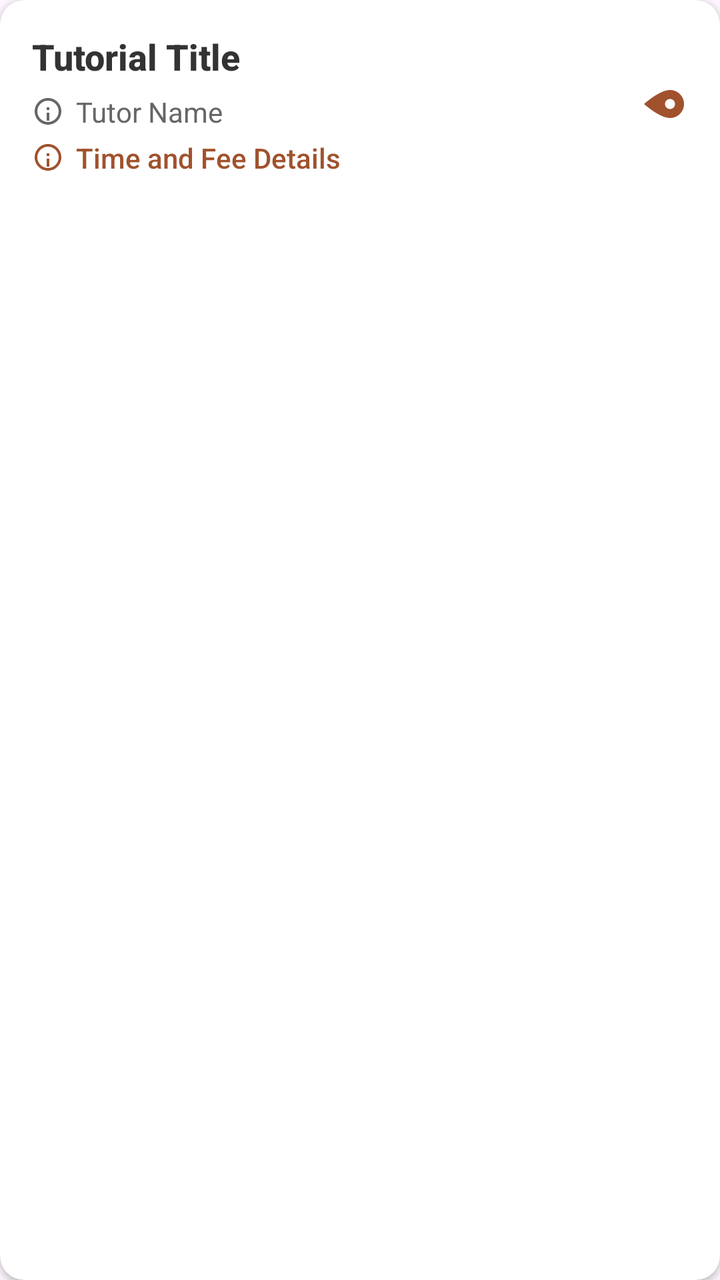
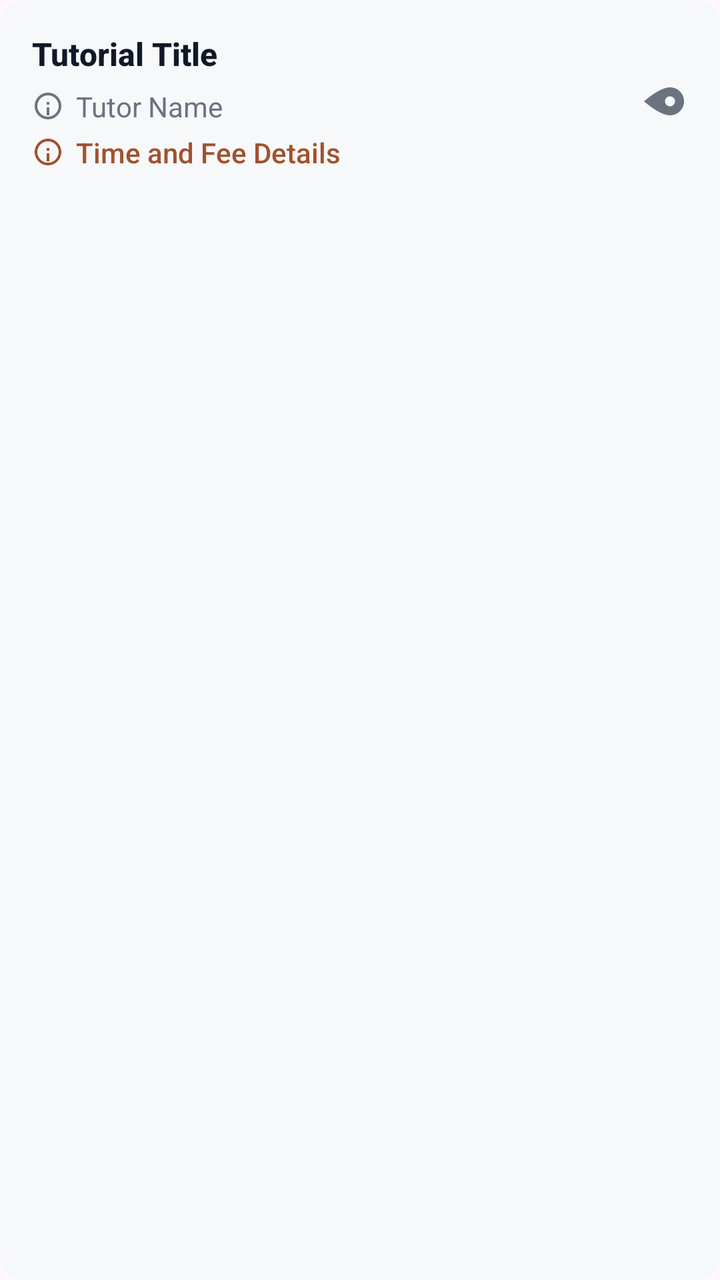

Two renders of the same Android screen: before a commit and after it. Below are the layout's source before the change and the commit's diff.
<!-- AndroidManifest.xml: application theme Theme.Csci3130Group1 -->
<!-- res/layout/item_tutorial.xml -->
<?xml version="1.0" encoding="utf-8"?>
<androidx.cardview.widget.CardView
    xmlns:android="http://schemas.android.com/apk/res/android"
    xmlns:app="http://schemas.android.com/apk/res-auto"
    android:layout_width="match_parent"
    android:layout_height="wrap_content"
    android:layout_marginVertical="6dp"
    android:layout_marginHorizontal="4dp"
    app:cardCornerRadius="12dp"
    app:cardElevation="2dp"
    app:cardBackgroundColor="#FFFFFF"
    android:foreground="?android:attr/selectableItemBackground"
    android:clickable="true"
    android:focusable="true">

    <LinearLayout
        android:layout_width="match_parent"
        android:layout_height="wrap_content"
        android:orientation="horizontal"
        android:padding="16dp"
        android:gravity="center_vertical">

        
        <LinearLayout
            android:layout_width="0dp"
            android:layout_height="wrap_content"
            android:layout_weight="1"
            android:orientation="vertical"
            android:layout_marginEnd="12dp">

            
            <TextView
                android:id="@+id/tutorialTitle"
                android:layout_width="match_parent"
                android:layout_height="wrap_content"
                android:text="Tutorial Title"
                android:textSize="18sp"
                android:textStyle="bold"
                android:textColor="#333333"
                android:fontFamily="sans-serif-medium"
                android:layout_marginBottom="6dp" />

            
            <LinearLayout
                android:layout_width="match_parent"
                android:layout_height="wrap_content"
                android:orientation="horizontal"
                android:gravity="center_vertical"
                android:layout_marginBottom="4dp">

                <ImageView
                    android:layout_width="16dp"
                    android:layout_height="16dp"
                    android:src="@drawable/ic_info"
                    app:tint="#666666"
                    android:contentDescription="Tutor Icon"
                    android:layout_marginEnd="6dp" />

                <TextView
                    android:id="@+id/tutorInfo"
                    android:layout_width="wrap_content"
                    android:layout_height="wrap_content"
                    android:text="Tutor Name"
                    android:textSize="14sp"
                    android:textColor="#666666"
                    android:fontFamily="sans-serif" />

            </LinearLayout>

            
            <LinearLayout
                android:layout_width="match_parent"
                android:layout_height="wrap_content"
                android:orientation="horizontal"
                android:gravity="center_vertical">

                <ImageView
                    android:layout_width="16dp"
                    android:layout_height="16dp"
                    android:src="@drawable/ic_info"
                    app:tint="#A0522D"
                    android:contentDescription="Details Icon"
                    android:layout_marginEnd="6dp" />

                <TextView
                    android:id="@+id/tutorialDetails"
                    android:layout_width="wrap_content"
                    android:layout_height="wrap_content"
                    android:text="Time and Fee Details"
                    android:textSize="14sp"
                    android:textColor="#A0522D"
                    android:fontFamily="sans-serif-medium" />

            </LinearLayout>

        </LinearLayout>

        
        <ImageView
            android:id="@+id/arrowIcon"
            android:layout_width="24dp"
            android:layout_height="24dp"
            android:src="@drawable/ic_map"
            app:tint="#A0522D"
            android:contentDescription="View Details"
            android:rotation="90" />

    </LinearLayout>

</androidx.cardview.widget.CardView>
<!-- resources referenced by this layout -->
<resources>
  <!-- drawable ic_info (drawable) -->
  <?xml version="1.0" encoding="utf-8"?>
  <vector xmlns:android="http://schemas.android.com/apk/res/android"
      android:width="24dp"
      android:height="24dp"
      android:viewportWidth="24"
      android:viewportHeight="24">
  
      
      <path
          android:fillColor="#FFFFFF"
          android:pathData="M12,2C6.48,2 2,6.48 2,12s4.48,10 10,10 10,-4.48 10,-10S17.52,2 12,2zM12,20c-4.41,0 -8,-3.59 -8,-8s3.59,-8 8,-8 8,3.59 8,8 -3.59,8 -8,8z"/>
  
      
      <path
          android:fillColor="#FFFFFF"
          android:pathData="M13,9h-2v2h2L13,9zM13,13h-2v6h2v-6z"/>
  </vector>
  <!-- drawable ic_map (drawable) -->
  <vector xmlns:android="http://schemas.android.com/apk/res/android" android:height="24dp" android:tint="#000000" android:viewportHeight="24" android:viewportWidth="24" android:width="24dp">
  
      <path android:fillColor="@android:color/white" android:pathData="M12,2C8.13,2 5,5.13 5,9c0,5.25 7,13 7,13s7,-7.75 7,-13c0,-3.87 -3.13,-7 -7,-7zM12,11.5c-1.38,0 -2.5,-1.12 -2.5,-2.5s1.12,-2.5 2.5,-2.5 2.5,1.12 2.5,2.5 -1.12,2.5 -2.5,2.5z"/>
  
  </vector>
  <style name="Theme.Csci3130Group1" parent="Base.Theme.Csci3130Group1" />
  <style name="Base.Theme.Csci3130Group1" parent="Theme.Material3.DayNight.NoActionBar">
          
          <item name="colorPrimary">#111827</item>
          <item name="colorOnPrimary">#FFFFFF</item>
          <item name="colorSecondary">#6B7280</item>
          <item name="colorOnSecondary">#FFFFFF</item>
          
          <item name="colorPrimaryContainer">#F3F4F6</item>
          <item name="colorOnPrimaryContainer">#111827</item>
          <item name="colorSecondaryContainer">#F3F4F6</item>
          <item name="colorOnSecondaryContainer">#111827</item>
          <item name="colorTertiary">#9CA3AF</item>
          <item name="colorSurface">#FFFFFF</item>
          <item name="colorOnSurface">#111827</item>
          <item name="colorOutline">#E5E7EB</item>
          <item name="android:navigationBarColor">#FFFFFF</item>
          <item name="android:statusBarColor">#FFFFFF</item>
      </style>
</resources>

<!-- the commit's change to res/layout/item_tutorial.xml (unified diff, before → after) -->
@@ -1,5 +1,5 @@
 <?xml version="1.0" encoding="utf-8"?>
-<androidx.cardview.widget.CardView
+<com.google.android.material.card.MaterialCardView
     xmlns:android="http://schemas.android.com/apk/res/android"
     xmlns:app="http://schemas.android.com/apk/res-auto"
     android:layout_width="match_parent"
@@ -7,8 +7,9 @@
     android:layout_marginVertical="6dp"
     android:layout_marginHorizontal="4dp"
     app:cardCornerRadius="12dp"
-    app:cardElevation="2dp"
-    app:cardBackgroundColor="#FFFFFF"
+    app:cardElevation="0dp"
+    app:cardBackgroundColor="#F7F8FA"
+    app:strokeWidth="0dp"
     android:foreground="?android:attr/selectableItemBackground"
     android:clickable="true"
     android:focusable="true">
@@ -34,9 +35,9 @@
                 android:layout_width="match_parent"
                 android:layout_height="wrap_content"
                 android:text="Tutorial Title"
-                android:textSize="18sp"
+                android:textSize="16sp"
                 android:textStyle="bold"
-                android:textColor="#333333"
+                android:textColor="#111827"
                 android:fontFamily="sans-serif-medium"
                 android:layout_marginBottom="6dp" />
 
@@ -52,7 +53,7 @@
                     android:layout_width="16dp"
                     android:layout_height="16dp"
                     android:src="@drawable/ic_info"
-                    app:tint="#666666"
+                    app:tint="#6B7280"
                     android:contentDescription="Tutor Icon"
                     android:layout_marginEnd="6dp" />
 
@@ -62,7 +63,7 @@
                     android:layout_height="wrap_content"
                     android:text="Tutor Name"
                     android:textSize="14sp"
-                    android:textColor="#666666"
+                    android:textColor="#6B7280"
                     android:fontFamily="sans-serif" />
 
             </LinearLayout>
@@ -101,10 +102,10 @@
             android:layout_width="24dp"
             android:layout_height="24dp"
             android:src="@drawable/ic_map"
-            app:tint="#A0522D"
+            app:tint="#6B7280"
             android:contentDescription="View Details"
             android:rotation="90" />
 
     </LinearLayout>
 
-</androidx.cardview.widget.CardView>
+</com.google.android.material.card.MaterialCardView>
